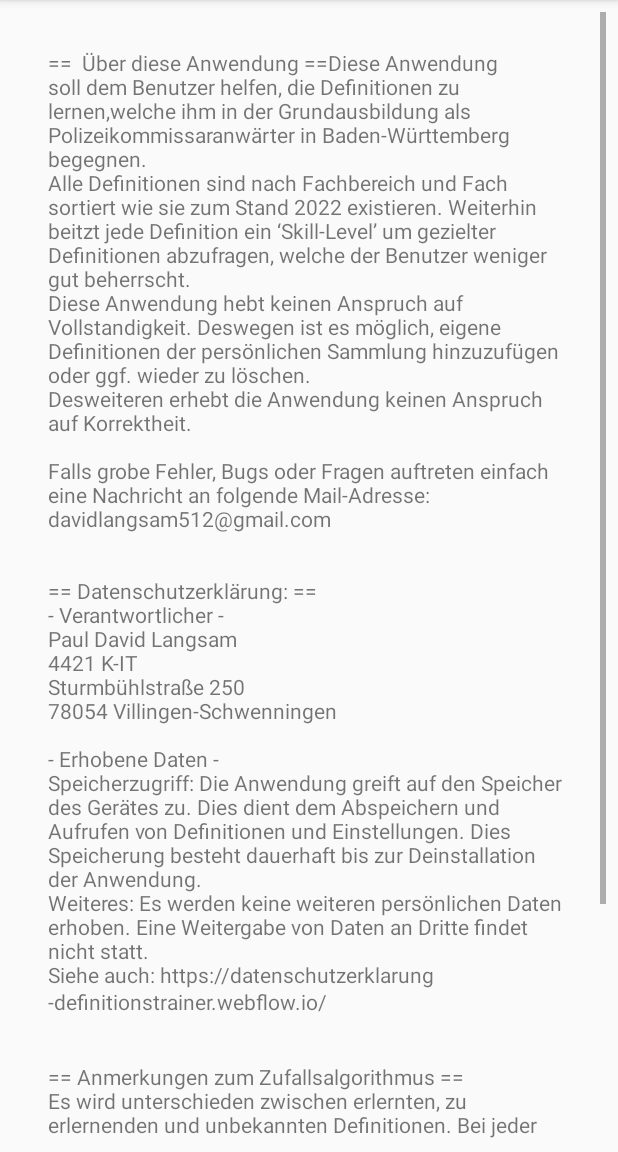
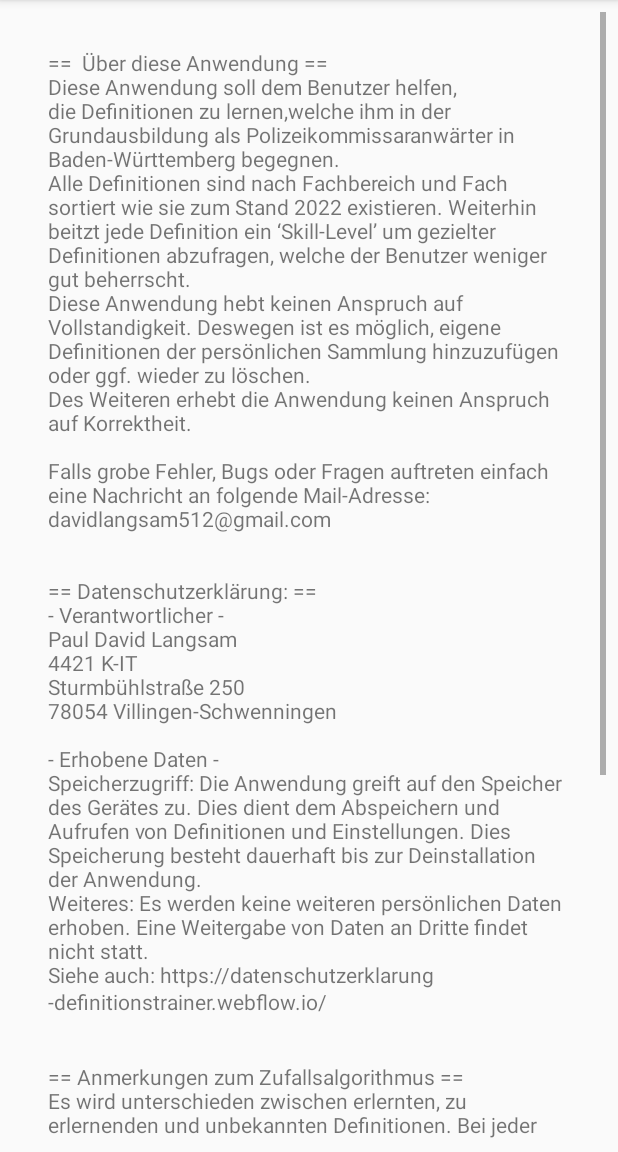
Before and after one commit to Napoletron/definitionstrainer, an Android app: the AboutActivity screen opened directly, with no data from a screen before it, on a phone screen of 412 x 824 dp, the part 84-1236 px from its top. Run offline under Robolectric (Android 15) with nearby library versions, the phone set to English and light mode, and no system bars.

Commit message:
Kleinere Bugfixes und 'About' angepasst

```diff
--- a/app/src/main/java/deftrainer/example/definitionstrainer/Activities/AboutActivity.java
+++ b/app/src/main/java/deftrainer/example/definitionstrainer/Activities/AboutActivity.java
@@ -10,7 +10,7 @@ import deftrainer.example.definitionstrainer.R;
 public class AboutActivity extends AppCompatActivity {
 
     private static String text = ""+
-            "==  Über diese Anwendung ==" +
+            "==  Über diese Anwendung ==\n" +
             "Diese Anwendung soll dem Benutzer helfen, die Definitionen zu lernen," +
             "welche ihm in der Grundausbildung als Polizeikommissaranwärter in Baden-Württemberg begegnen.\n" +
             "Alle Definitionen sind nach Fachbereich und Fach sortiert wie sie zum Stand " +
@@ -18,7 +18,7 @@ public class AboutActivity extends AppCompatActivity {
             "gezielter Definitionen abzufragen, welche der Benutzer weniger gut beherrscht.\n" +
             "Diese Anwendung hebt keinen Anspruch auf Vollstandigkeit. Deswegen ist es " +
             "möglich, eigene Definitionen der persönlichen Sammlung hinzuzufügen oder ggf. wieder zu löschen.\n" +
-            "Desweiteren erhebt die Anwendung keinen Anspruch auf Korrektheit.\n" +
+            "Des Weiteren erhebt die Anwendung keinen Anspruch auf Korrektheit.\n" +
             "\n" +
             "Falls grobe Fehler, Bugs oder Fragen auftreten einfach eine Nachricht an folgende Mail-Adresse:\n" +
             "davidlangsam512@gmail.com\n" +
@@ -41,7 +41,15 @@ public class AboutActivity extends AppCompatActivity {
             "Es wird unterschieden zwischen erlernten, zu erlernenden und unbekannten Definitionen. Bei jeder Abfrage nimmt der Algorithmus zwei erlernte (zufällig) und fünf zu erlernende Definitionen (fest). Hiervon nimmt er dann eine zufällig." +
             "Wird eine Definition beherrscht (Skill = 10). Dann wechselt sie von 'zu erlernen' zu 'erlernt' und die nächste unbekannte Definition rückt in den 'zu erlernenden'-Status nach." +
             "Der Nutzer wird also zeitgleich maximal mit 5 zu erlernenden Definitionen konfrontiert und 'gräbt' sich beim Üben durch den Stapel." +
-            "Wenn am Ende alle Definitionen einen Skill von 10 haben, ist die Selektion echt zufällig (Wiederholungen sind möglich).";
+            "Wenn am Ende alle Definitionen einen Skill von 10 haben, ist die Selektion echt zufällig (Wiederholungen sind möglich).\n" +
+            "\n" +
+            "\n" +
+            "== Anmerkung zu 'Favoriten' ==\n" +
+            "In der 'Suchfuktion' können Definitionen durch das Setzen von Häkchen favorisiert werden. " +
+            "Die Favoriten können anschließend gezielt gelernt werden, indem man in der Fachbereichauswahl " +
+            "auf 'Favoriten' klickt. Um sich in der Suchfunktion alle favorisierten Definitionen anzeigen zu " +
+            "lassen, kann man 'Favoriten' in das Suchfeld eingeben."
+            ;
 
     @Override
     protected void onCreate(Bundle savedInstanceState) {
--- a/app/src/main/java/deftrainer/example/definitionstrainer/Activities/EinstellungenActivity.java
+++ b/app/src/main/java/deftrainer/example/definitionstrainer/Activities/EinstellungenActivity.java
@@ -109,7 +109,8 @@ public class EinstellungenActivity extends AppCompatActivity {
      * Die Einstellungen werden ausgelesen und in das Zahlenfeld eingefügt.
      */
     private void update_editTextFields() {
-        set_et_increase.setText(String.valueOf(Settings.getSettings().getIncrease()));
+        String s1 = String.valueOf(Settings.getSettings().getIncrease());
+        set_et_increase.setText(s1);
         set_et_decrease.setText(String.valueOf(Settings.getSettings().getDecrease()));
     }
 
@@ -201,7 +202,8 @@ public class EinstellungenActivity extends AppCompatActivity {
     private static final int IMPORT = 41;
 
     @Override
-    public void onRequestPermissionsResult(int requestCode, String[] permissions, int[] grantResults){
+    public void onRequestPermissionsResult(int requestCode, String[] permissions, int[] grantResults) {
+        super.onRequestPermissionsResult(requestCode, permissions, grantResults);
         if (requestCode == EXPORT) {
             // run through all the permissions
             for (int i = 0; i < permissions.length; i++) {
--- a/app/src/main/java/deftrainer/example/definitionstrainer/Activities/FachbereichauswahlActivity.java
+++ b/app/src/main/java/deftrainer/example/definitionstrainer/Activities/FachbereichauswahlActivity.java
@@ -63,6 +63,7 @@ public class FachbereichauswahlActivity extends AppCompatActivity  {
     private void initFavoritsButton() {
         if (DefinitionsManager.getDefinitionsManager().getFavoritDefs().size() == 0) {
             button_favorits.setActivated(false);
+            button_favorits.setBackgroundColor(getResources().getColor(R.color.polizeihellhellblau));
             button_favorits.setPaintFlags(button_favorits.getPaintFlags() | Paint.STRIKE_THRU_TEXT_FLAG);
             return;
         }
@@ -111,6 +112,7 @@ public class FachbereichauswahlActivity extends AppCompatActivity  {
     private void initAlleDefinitionenButton() {
         if (DefinitionsManager.getDefinitionsManager().getImportantDefinitions().size() == 0) {
             button_alle_Definitionen.setActivated(false);
+            button_alle_Definitionen.setBackgroundColor(getResources().getColor(R.color.polizeihellhellblau));
             button_alle_Definitionen.setPaintFlags(button_alle_Definitionen.getPaintFlags() | Paint.STRIKE_THRU_TEXT_FLAG);
             return;
         }
--- a/app/src/main/java/deftrainer/example/definitionstrainer/model/Settings.java
+++ b/app/src/main/java/deftrainer/example/definitionstrainer/model/Settings.java
@@ -9,15 +9,15 @@ public class Settings implements Serializable {
 
     static final long serialVersionUID = 31415962123123L;
 
-    public static final int STANDARD_INCREASE = 2;
-    public static final int STANDARD_DECREASE = 4;
+    public static final int STANDARD_INCREASE = 5;
+    public static final int STANDARD_DECREASE = 10;
     public static final int STANDARD_MAX_SKILL = 10;
     public static final int STANDARD_MIN_SKILL = 0;
     // Version number = XXYYZZ where
     // XX = Version
     // YY = Feature
     // ZZ = Bug-fix
-    public static final int APP_VERSION = 11602;
+    public static final int APP_VERSION = 11605;
     public static boolean TESTING = false;
 
     // The value at which a definitions skill is increased or decreased if guessed correct or wrong
--- a/app/src/main/res/layout/activity_settings.xml
+++ b/app/src/main/res/layout/activity_settings.xml
@@ -133,7 +133,7 @@
         android:autoText="false"
         android:ems="10"
         android:gravity="center"
-        android:hint="2"
+        android:hint="5"
         android:inputType="numberSigned"
         app:layout_constraintBottom_toBottomOf="@+id/textView2"
         app:layout_constraintEnd_toEndOf="@+id/set_b_cheat"
@@ -146,7 +146,7 @@
         android:layout_height="0dp"
         android:ems="10"
         android:gravity="center"
-        android:hint="4"
+        android:hint="10"
         android:inputType="numberSigned"
         app:layout_constraintBottom_toBottomOf="@+id/textView3"
         app:layout_constraintEnd_toEndOf="@+id/set_et_increase"
--- a/app/src/main/res/values/strings.xml
+++ b/app/src/main/res/values/strings.xml
@@ -39,8 +39,8 @@
     <string name="definitions_were_added">Definitions were added</string>
     <string name="reset_was_successful">Reset was successful</string>
     <string name="delete">Delete</string>
-    <string name="description_max_Skill">The increase for a correctly guessed definition. Standard is 2.</string>
-    <string name="description_max_voc_to_learn">The decrease for a false guessed definition. Standard is 4.</string>
+    <string name="description_max_Skill">The increase for a correctly guessed definition. Standard is 5.</string>
+    <string name="description_max_voc_to_learn">The decrease for a false guessed definition. Standard is 10.</string>
     <string name="save">Save</string>
     <string name="settings_were_saved">Settings were saved</string>
     <string name="X_default_defintions_were_found_do_you_want_to_add_them">default definitions were found. Do you want to add them? (This could take a view moments)</string>
```
Also changed, not shown: 1 other file.
